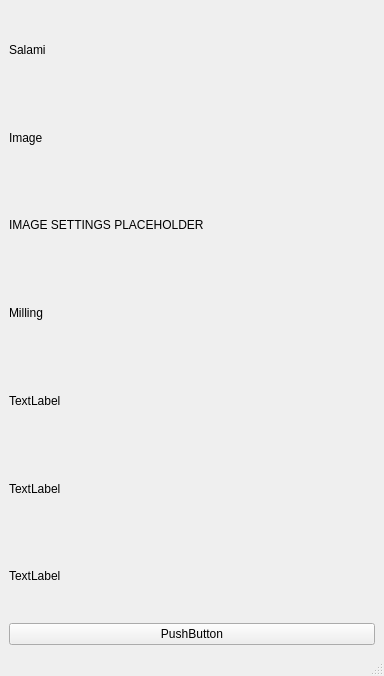
Above: salami/ui/qt/SalamiUI.ui from DeMarcoLab/salami before the change. Below: the same form after it.
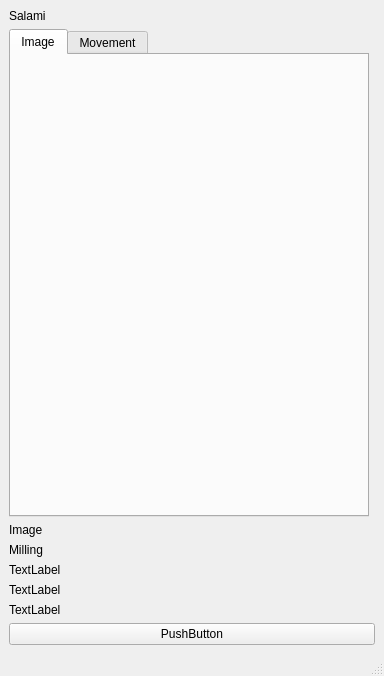
That is the form after the change.

```diff
--- a/salami/ui/qt/SalamiUI.ui
+++ b/salami/ui/qt/SalamiUI.ui
@@ -15,42 +15,70 @@
   </property>
   <widget class="QWidget" name="centralwidget">
    <layout class="QGridLayout" name="gridLayout">
-    <item row="5" column="0">
+    <item row="7" column="0">
      <widget class="QLabel" name="label_6">
       <property name="text">
        <string>TextLabel</string>
       </property>
      </widget>
     </item>
-    <item row="2" column="0" colspan="2">
-     <widget class="QLabel" name="label_image_settings_placeholder">
+    <item row="8" column="0">
+     <widget class="QLabel" name="label_7">
       <property name="text">
-       <string>IMAGE SETTINGS PLACEHOLDER</string>
+       <string>TextLabel</string>
       </property>
      </widget>
     </item>
-    <item row="3" column="0" colspan="2">
+    <item row="5" column="0" colspan="2">
      <widget class="QLabel" name="label_3">
       <property name="text">
        <string>Milling</string>
       </property>
      </widget>
     </item>
-    <item row="7" column="0" colspan="2">
+    <item row="9" column="0" colspan="2">
      <widget class="QPushButton" name="pushButton">
       <property name="text">
        <string>PushButton</string>
       </property>
      </widget>
     </item>
-    <item row="1" column="0" colspan="2">
+    <item row="2" column="0" colspan="2">
      <widget class="QLabel" name="label_2">
       <property name="text">
        <string>Image</string>
       </property>
      </widget>
     </item>
-    <item row="4" column="0">
+    <item row="1" column="0">
+     <widget class="QTabWidget" name="tabWidget">
+      <property name="currentIndex">
+       <number>0</number>
+      </property>
+      <property name="documentMode">
+       <bool>false</bool>
+      </property>
+      <property name="tabsClosable">
+       <bool>false</bool>
+      </property>
+      <property name="tabBarAutoHide">
+       <bool>false</bool>
+      </property>
+      <widget class="QWidget" name="imaging">
+       <attribute name="title">
+        <string>Image</string>
+       </attribute>
+       <layout class="QGridLayout" name="gridLayout_imaging_tab"/>
+      </widget>
+      <widget class="QWidget" name="movement">
+       <attribute name="title">
+        <string>Movement</string>
+       </attribute>
+       <layout class="QGridLayout" name="gridLayout_movement_tab"/>
+      </widget>
+     </widget>
+    </item>
+    <item row="6" column="0">
      <widget class="QLabel" name="label_5">
       <property name="text">
        <string>TextLabel</string>
@@ -64,13 +92,6 @@
       </property>
      </widget>
     </item>
-    <item row="6" column="0">
-     <widget class="QLabel" name="label_7">
-      <property name="text">
-       <string>TextLabel</string>
-      </property>
-     </widget>
-    </item>
    </layout>
   </widget>
   <widget class="QMenuBar" name="menubar">
```
